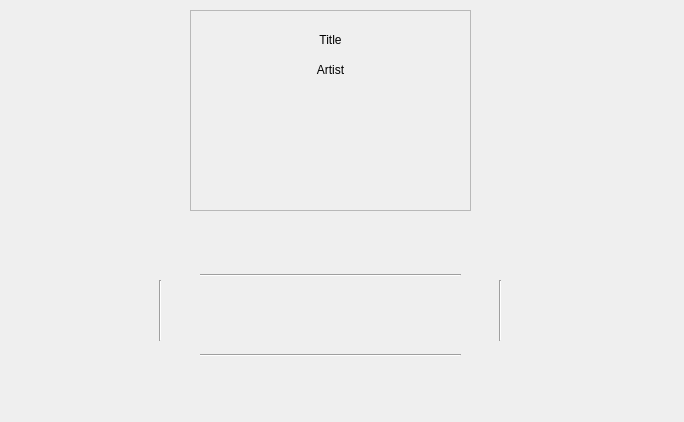
Before: the Qt Designer form SongScreen.ui in davjd/music-player, drawn with Qt 5.
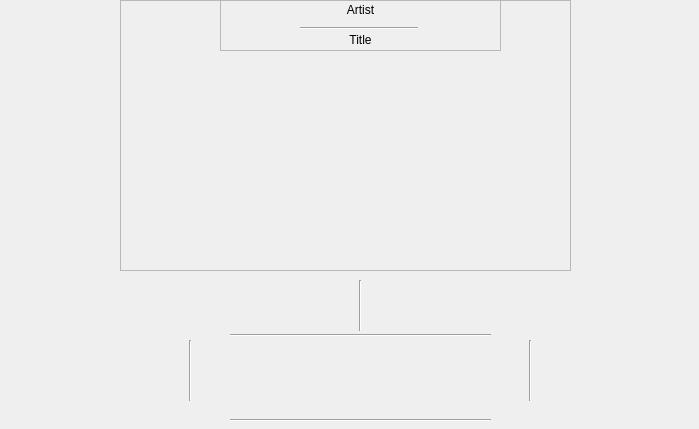
After: the same form once the commit is applied. Icons and pictures are not drawn.

```diff
--- a/SongScreen.ui
+++ b/SongScreen.ui
@@ -6,8 +6,8 @@
    <rect>
     <x>0</x>
     <y>0</y>
-    <width>684</width>
-    <height>422</height>
+    <width>699</width>
+    <height>429</height>
    </rect>
   </property>
   <property name="windowTitle">
@@ -16,10 +16,10 @@
   <widget class="Line" name="line">
    <property name="geometry">
     <rect>
-     <x>200</x>
-     <y>340</y>
+     <x>230</x>
+     <y>410</y>
      <width>261</width>
-     <height>31</height>
+     <height>21</height>
     </rect>
    </property>
    <property name="orientation">
@@ -29,8 +29,8 @@
   <widget class="Line" name="line_2">
    <property name="geometry">
     <rect>
-     <x>200</x>
-     <y>260</y>
+     <x>230</x>
+     <y>320</y>
      <width>261</width>
      <height>31</height>
     </rect>
@@ -42,8 +42,8 @@
   <widget class="Line" name="line_3">
    <property name="geometry">
     <rect>
-     <x>150</x>
-     <y>280</y>
+     <x>180</x>
+     <y>340</y>
      <width>20</width>
      <height>61</height>
     </rect>
@@ -55,8 +55,8 @@
   <widget class="Line" name="line_4">
    <property name="geometry">
     <rect>
-     <x>490</x>
-     <y>280</y>
+     <x>520</x>
+     <y>340</y>
      <width>20</width>
      <height>61</height>
     </rect>
@@ -68,10 +68,10 @@
   <widget class="QFrame" name="border">
    <property name="geometry">
     <rect>
-     <x>190</x>
-     <y>10</y>
-     <width>281</width>
-     <height>201</height>
+     <x>120</x>
+     <y>0</y>
+     <width>451</width>
+     <height>271</height>
     </rect>
    </property>
    <property name="autoFillBackground">
@@ -83,56 +83,112 @@
    <property name="frameShadow">
     <enum>QFrame::Raised</enum>
    </property>
-   <widget class="QLabel" name="title">
+   <widget class="QFrame" name="frame">
     <property name="geometry">
      <rect>
-      <x>0</x>
-      <y>20</y>
+      <x>100</x>
+      <y>0</y>
       <width>281</width>
-      <height>20</height>
+      <height>51</height>
      </rect>
     </property>
-    <property name="layoutDirection">
-     <enum>Qt::LeftToRight</enum>
-    </property>
     <property name="frameShape">
-     <enum>QFrame::NoFrame</enum>
+     <enum>QFrame::StyledPanel</enum>
     </property>
-    <property name="text">
-     <string>Title</string>
+    <property name="frameShadow">
+     <enum>QFrame::Raised</enum>
     </property>
-    <property name="alignment">
-     <set>Qt::AlignCenter</set>
-    </property>
+    <widget class="QLabel" name="artist">
+     <property name="geometry">
+      <rect>
+       <x>0</x>
+       <y>0</y>
+       <width>281</width>
+       <height>20</height>
+      </rect>
+     </property>
+     <property name="layoutDirection">
+      <enum>Qt::LeftToRight</enum>
+     </property>
+     <property name="frameShape">
+      <enum>QFrame::NoFrame</enum>
+     </property>
+     <property name="text">
+      <string>Artist</string>
+     </property>
+     <property name="alignment">
+      <set>Qt::AlignCenter</set>
+     </property>
+    </widget>
+    <widget class="QLabel" name="title">
+     <property name="geometry">
+      <rect>
+       <x>0</x>
+       <y>30</y>
+       <width>281</width>
+       <height>20</height>
+      </rect>
+     </property>
+     <property name="layoutDirection">
+      <enum>Qt::LeftToRight</enum>
+     </property>
+     <property name="frameShape">
+      <enum>QFrame::NoFrame</enum>
+     </property>
+     <property name="text">
+      <string>Title</string>
+     </property>
+     <property name="alignment">
+      <set>Qt::AlignCenter</set>
+     </property>
+    </widget>
+    <widget class="Line" name="line_6">
+     <property name="geometry">
+      <rect>
+       <x>80</x>
+       <y>20</y>
+       <width>118</width>
+       <height>16</height>
+      </rect>
+     </property>
+     <property name="orientation">
+      <enum>Qt::Horizontal</enum>
+     </property>
+    </widget>
    </widget>
-   <widget class="QLabel" name="artist">
+   <widget class="QPushButton" name="pushButton">
     <property name="geometry">
      <rect>
-      <x>0</x>
-      <y>50</y>
+      <x>100</x>
+      <y>60</y>
       <width>281</width>
-      <height>20</height>
+      <height>201</height>
      </rect>
     </property>
-    <property name="layoutDirection">
-     <enum>Qt::LeftToRight</enum>
-    </property>
-    <property name="frameShape">
-     <enum>QFrame::NoFrame</enum>
-    </property>
     <property name="text">
-     <string>Artist</string>
+     <string notr="true"/>
     </property>
-    <property name="alignment">
-     <set>Qt::AlignCenter</set>
+    <property name="icon">
+     <iconset>
+      <disabledoff>:/demoArt/front.jpg</disabledoff>
+     </iconset>
+    </property>
+    <property name="iconSize">
+     <size>
+      <width>230</width>
+      <height>200</height>
+     </size>
+    </property>
+    <property name="flat">
+     <bool>true</bool>
     </property>
    </widget>
   </widget>
   <widget class="QPushButton" name="middle">
    <property name="geometry">
     <rect>
-     <x>290</x>
-     <y>270</y>
+     <x>320</x>
+     <y>330</y>
      <width>81</width>
      <height>91</height>
     </rect>
@@ -171,8 +227,8 @@
   <widget class="QPushButton" name="right">
    <property name="geometry">
     <rect>
-     <x>410</x>
-     <y>270</y>
+     <x>440</x>
+     <y>330</y>
      <width>81</width>
      <height>91</height>
     </rect>
@@ -211,8 +267,8 @@
   <widget class="QPushButton" name="left">
    <property name="geometry">
     <rect>
-     <x>170</x>
-     <y>270</y>
+     <x>200</x>
+     <y>330</y>
      <width>81</width>
      <height>91</height>
     </rect>
@@ -251,8 +307,8 @@
   <widget class="QPushButton" name="right_2">
    <property name="geometry">
     <rect>
-     <x>250</x>
-     <y>220</y>
+     <x>280</x>
+     <y>280</y>
      <width>51</width>
      <height>41</height>
     </rect>
@@ -291,8 +347,8 @@
   <widget class="QPushButton" name="right_3">
    <property name="geometry">
     <rect>
-     <x>360</x>
-     <y>220</y>
+     <x>390</x>
+     <y>280</y>
      <width>41</width>
      <height>41</height>
     </rect>
@@ -328,6 +384,19 @@
     <bool>true</bool>
    </property>
   </widget>
+  <widget class="Line" name="line_5">
+   <property name="geometry">
+    <rect>
+     <x>350</x>
+     <y>280</y>
+     <width>20</width>
+     <height>51</height>
+    </rect>
+   </property>
+   <property name="orientation">
+    <enum>Qt::Vertical</enum>
+   </property>
+  </widget>
  </widget>
  <resources/>
  <connections>
```
